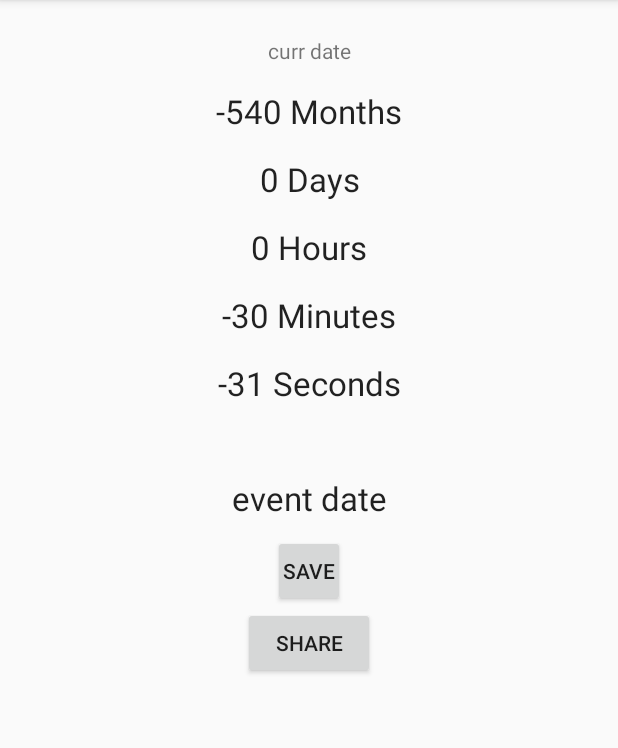
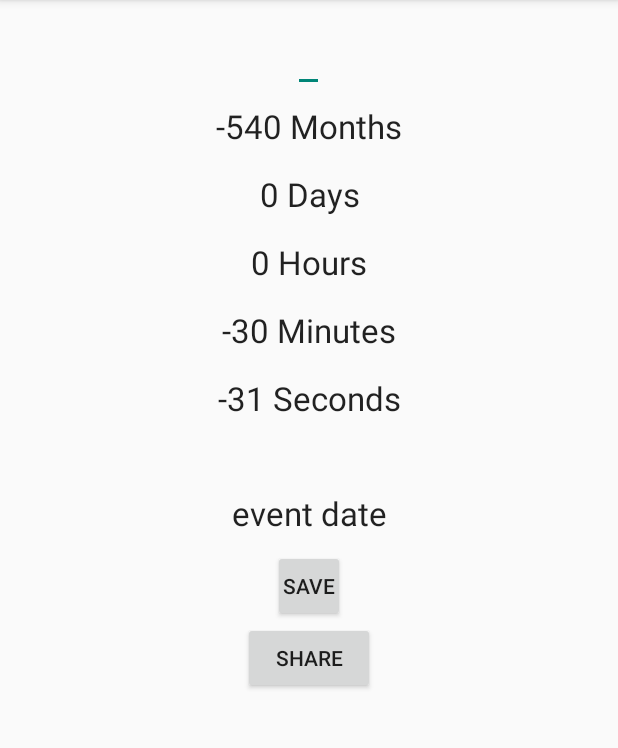
Before and after one commit to msavastano/HowLongTil, an Android app: the HowLongDetail screen opened directly, with no data from a screen before it, after a tap on "SAVE", on a phone screen of 412 x 824 dp, the part 84-832 px from its top. Run offline under Robolectric (Android 15) with nearby library versions, the phone set to English and light mode, and no system bars; 6 statements that could not run were skipped; 1 other tap on this screen came first.

```diff
--- a/app/src/main/java/com/mikesavastano/howlongtil/HowLongDetail.java
+++ b/app/src/main/java/com/mikesavastano/howlongtil/HowLongDetail.java
@@ -10,6 +10,7 @@ import android.util.Log;
 import android.view.Menu;
 import android.view.MenuItem;
 import android.view.View;
+import android.widget.Button;
 import android.widget.LinearLayout;
 import android.widget.TextView;
 
@@ -30,7 +31,7 @@ import android.widget.Toast;
 
 public class HowLongDetail extends ActionBarActivity {
     final String TAG = "com.mikesavastano.howlongdetail.saveevent";
-    TextView curr;
+    TextView name;
     TextView event;
     TextView month;
     TextView day;
@@ -41,6 +42,7 @@ public class HowLongDetail extends ActionBarActivity {
     //Boolean whileOn;
     //Runnable r;
     Thread thdA;
+    Button ShareButton;
     Handler handler = new Handler() {
         public void handleMessage(Message msg) {
 
@@ -64,7 +66,7 @@ public class HowLongDetail extends ActionBarActivity {
 
         setContentView(R.layout.activity_how_long_detail);
 
-        curr = (TextView) findViewById(R.id.currentDate);
+        name = (TextView) findViewById(R.id.nameEditText);
         event = (TextView) findViewById(R.id.eventDate);
         month = (TextView) findViewById(R.id.textViewMonth);
         day = (TextView) findViewById(R.id.textViewDay);
@@ -99,6 +101,42 @@ public class HowLongDetail extends ActionBarActivity {
         thdA = new Thread(r);
         thdA.start();
         //curr.setText(dateFormat.format(today.getTime()));
+
+        ShareButton = (Button) findViewById(R.id.shareButton);
+
+        ShareButton.setOnClickListener(new View.OnClickListener() {
+            @Override
+            public void onClick(View v) {
+                File mPath = new File("/sdcard/Pictures/HowLongTil/");
+                mPath.mkdirs();
+                View bigView = findViewById(R.id.linLayoutEventScreen);
+                Bitmap bitmap = Bitmap.createBitmap(bigView.getWidth(), bigView.getHeight(), Bitmap.Config.ARGB_8888);
+                Canvas canvas = new Canvas(bitmap);
+                bigView.draw(canvas);
+
+                OutputStream fout;
+                File imageFile = new File(mPath, "pic.jpg");
+
+                try {
+                    fout = new FileOutputStream(imageFile);
+                    bitmap.compress(Bitmap.CompressFormat.JPEG, 90, fout);
+                    fout.flush();
+                    fout.close();
+
+                } catch (FileNotFoundException e) {
+                    // TODO Auto-generated catch block
+                    e.printStackTrace();
+                } catch (IOException e) {
+                    // TODO Auto-generated catch block
+                    e.printStackTrace();
+                }
+
+                Toast.makeText(getApplicationContext(), "Shared", Toast.LENGTH_LONG).show();
+                Log.i(TAG, imageFile.toString());
+            }
+        });
+
+
     }
 
     @Override
@@ -140,7 +178,13 @@ public class HowLongDetail extends ActionBarActivity {
         }catch (ParseException e){
             e.printStackTrace();
         }
-        EventDate event = new EventDate("TestName", d);
+        String eventName;
+        if (name.getText() == null){
+            eventName = d.toString();
+        }else{
+            eventName = name.getText().toString();
+        }
+        EventDate event = new EventDate(eventName, d);
         dbHandler.addEvent(event);
         Toast.makeText(getApplicationContext(), "Saved", Toast.LENGTH_LONG).show();
     }
--- a/app/src/main/res/layout/activity_how_long_detail.xml
+++ b/app/src/main/res/layout/activity_how_long_detail.xml
@@ -14,19 +14,20 @@
         android:id="@+id/linLayoutEventScreen"
         android:focusableInTouchMode="false">
 
-        <TextView android:text="curr date"
-            android:layout_width="fill_parent"
+        <EditText
+            android:layout_width="wrap_content"
             android:layout_height="wrap_content"
-            android:id="@+id/currentDate"
-            android:layout_below="@+id/eventDate"
-            android:gravity="center_vertical|center_horizontal"
-            android:padding="8dp" />
+            android:id="@+id/nameEditText"
+            android:textAppearance="?android:attr/textAppearanceLarge"
+            android:text=""
+            android:padding="8dp"
+            android:layout_gravity="center" />
 
         <TextView
             android:layout_width="match_parent"
             android:layout_height="wrap_content"
             android:textAppearance="?android:attr/textAppearanceLarge"
-            android:text="Large Text"
+            android:text=""
             android:id="@+id/textViewMonth"
             android:padding="8dp"
             android:gravity="center_vertical|center_horizontal" />
@@ -35,7 +36,7 @@
             android:layout_width="match_parent"
             android:layout_height="wrap_content"
             android:textAppearance="?android:attr/textAppearanceLarge"
-            android:text="Large Text"
+            android:text=""
             android:id="@+id/textViewDay"
             android:padding="8dp"
             android:gravity="center_vertical|center_horizontal" />
@@ -44,7 +45,7 @@
             android:layout_width="match_parent"
             android:layout_height="wrap_content"
             android:textAppearance="?android:attr/textAppearanceLarge"
-            android:text="Large Text"
+            android:text=""
             android:id="@+id/textViewHour"
             android:padding="8dp"
             android:gravity="center_vertical|center_horizontal" />
@@ -53,7 +54,7 @@
             android:layout_width="match_parent"
             android:layout_height="wrap_content"
             android:textAppearance="?android:attr/textAppearanceLarge"
-            android:text="Large Text"
+            android:text=""
             android:id="@+id/textViewMinute"
             android:padding="8dp"
             android:gravity="center_vertical|center_horizontal" />
@@ -62,7 +63,7 @@
             android:layout_width="match_parent"
             android:layout_height="wrap_content"
             android:textAppearance="?android:attr/textAppearanceLarge"
-            android:text="Large Text"
+            android:text=""
             android:id="@+id/textViewSecond"
             android:padding="8dp"
             android:gravity="center_vertical|center_horizontal" />
@@ -97,9 +98,10 @@
             android:layout_width="wrap_content"
             android:layout_height="wrap_content"
             android:text="@string/share_text"
-            android:id="@+id/button"
+            android:id="@+id/shareButton"
             android:layout_gravity="center_horizontal"
-            android:onClick="screenShot" />
+             />
+
     </LinearLayout>
 
 </RelativeLayout>
```
Also changed, not shown: app/src/main/java/com/mikesavastano/howlongtil/SavedEvents.java (+7 -5 lines).
